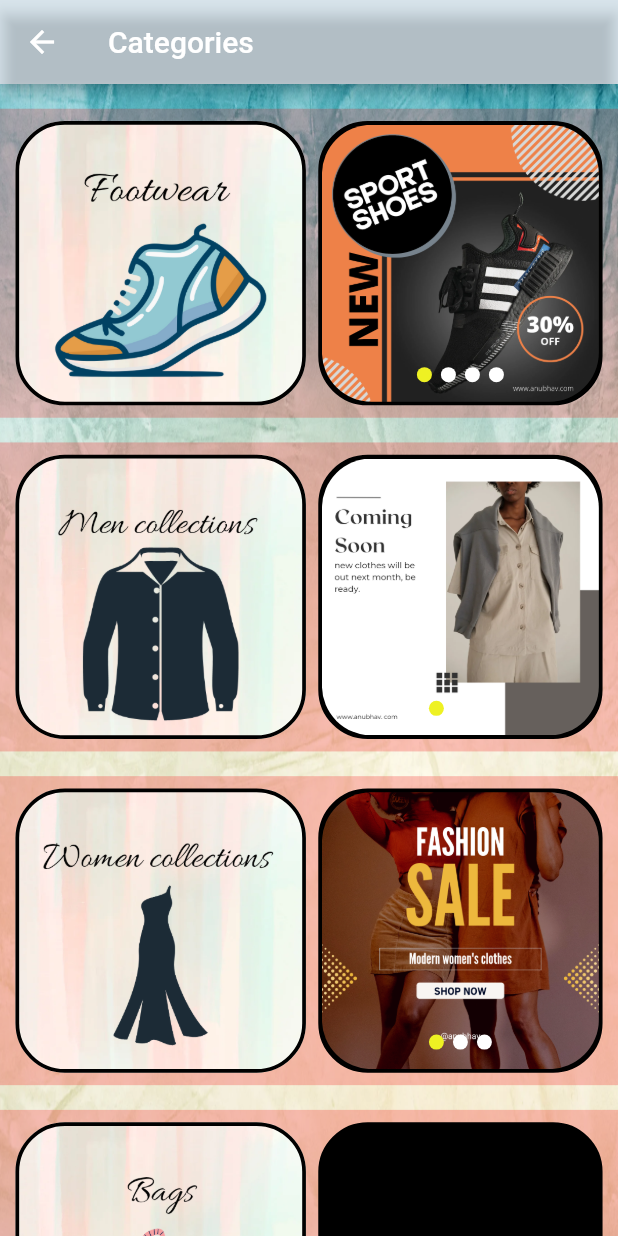
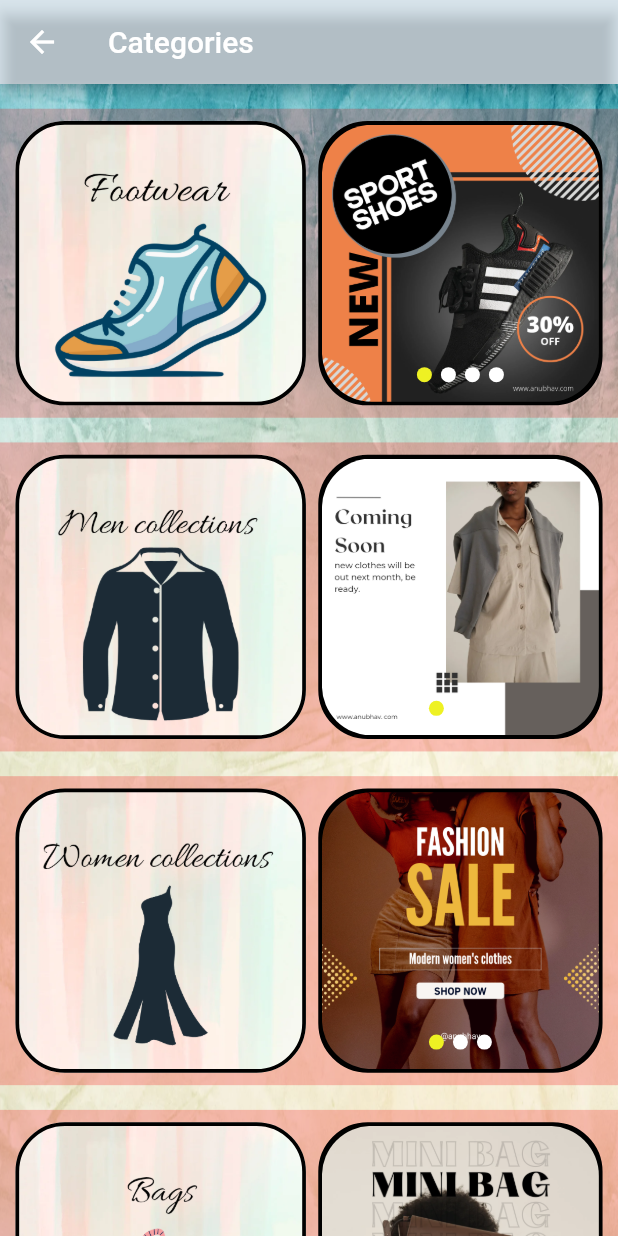
Before and after one commit to siddhishah109/Anubhav-Flutter, a Flutter app: the screen it shows after launch, in the side drawer, after a tap on "Categories", on a phone screen of 412 x 824 dp. Run offline on Flutter 3.47's test engine with Material 2 defaults, Android fonts, the phone set to English and light mode, and no system bars; drawn by our look-alikes of card_swiper; our stand-ins replace carousel_slider, google_fonts; missing offline and left inert: dart:ffi; network calls fail.

```diff
--- a/lib/Pages/categoriespage.dart
+++ b/lib/Pages/categoriespage.dart
@@ -21,11 +21,9 @@ class _CategoriesState extends State<Categories> {
     'img/s4.png',
   ];
   List<String> men = ['img/m1.png', 'img/m2.png', 'img/m3.png'];
-  List<String> women = [
-    'img/w1.png',
-    'img/w2.png',
-    'img/w3.png',
-  ];
+  List<String> acc = ['img/a1.png', 'img/a2.png', 'img/a3.png'];
+  List<String> women = ['img/w1.png', 'img/w2.png', 'img/w3.png'];
+  List<String> bag = ['img/b1.png', 'img/b2.png', 'img/b3.png'];
 
   @override
   Widget build(BuildContext context) {
@@ -64,7 +62,8 @@ class _CategoriesState extends State<Categories> {
                     height: h * 0.02,
                   ),
                   Container(
-                    padding: EdgeInsets.only(left: w * 0.025, right: w * 0.025),
+                      padding:
+                          EdgeInsets.only(left: w * 0.025, right: w * 0.025),
                       height: h * 0.25,
                       width: w,
                       color: Color.fromARGB(57, 240, 5, 5),
@@ -124,7 +123,8 @@ class _CategoriesState extends State<Categories> {
                     height: h * 0.02,
                   ),
                   Container(
-                    padding: EdgeInsets.only(left: w * 0.025, right: w * 0.025),
+                      padding:
+                          EdgeInsets.only(left: w * 0.025, right: w * 0.025),
                       height: h * 0.25,
                       width: w,
                       color: Color.fromARGB(70, 243, 36, 36),
@@ -184,7 +184,8 @@ class _CategoriesState extends State<Categories> {
                     height: h * 0.02,
                   ),
                   Container(
-                    padding: EdgeInsets.only(left: w * 0.025, right: w * 0.025),
+                      padding:
+                          EdgeInsets.only(left: w * 0.025, right: w * 0.025),
                       height: h * 0.25,
                       width: w,
                       color: Color.fromARGB(70, 243, 36, 36),
@@ -244,7 +245,8 @@ class _CategoriesState extends State<Categories> {
                     height: h * 0.02,
                   ),
                   Container(
-                    padding: EdgeInsets.only(left: w * 0.025, right: w * 0.025),
+                      padding:
+                          EdgeInsets.only(left: w * 0.025, right: w * 0.025),
                       height: h * 0.25,
                       width: w,
                       color: Color.fromARGB(70, 243, 36, 36),
@@ -271,16 +273,41 @@ class _CategoriesState extends State<Categories> {
                             decoration: BoxDecoration(
                               color: Colors.black,
                               borderRadius: BorderRadius.circular(h * 0.04),
-                          border:
-                              Border.all(width: h * 0.003, color: Colors.black),
+                              border: Border.all(
+                                  width: h * 0.003, color: Colors.black),
                             ),
+                            child: Swiper(
+                              itemCount: 3,
+                              itemBuilder: ((context, index) {
+                                final image = bag[index];
+                                return Container(
+                                  decoration: BoxDecoration(
+                                      borderRadius:
+                                          BorderRadius.circular(h * 0.04),
+                                      color: const Color.fromARGB(255, 8, 8, 6),
+                                      image: DecorationImage(
+                                        fit: BoxFit.cover,
+                                        image: AssetImage(
+                                          image,
                                         ),
+                                      )),
+                                );
+                              }),
+                              autoplay: true,
+                              pagination: const SwiperPagination(
+                                  alignment: Alignment.bottomCenter,
+                                  builder: DotSwiperPaginationBuilder(
+                                      color: Colors.white,
+                                      activeColor:
+                                          Color.fromARGB(255, 238, 241, 35))),
+                            )),
                       ])),
                   SizedBox(
                     height: h * 0.02,
                   ),
                   Container(
-                    padding: EdgeInsets.only(left: w * 0.025, right: w * 0.025),
+                      padding:
+                          EdgeInsets.only(left: w * 0.025, right: w * 0.025),
                       height: h * 0.25,
                       width: w,
                       color: Color.fromARGB(70, 243, 36, 36),
@@ -307,16 +334,41 @@ class _CategoriesState extends State<Categories> {
                             decoration: BoxDecoration(
                               color: Colors.black,
                               borderRadius: BorderRadius.circular(h * 0.04),
-                          border:
-                              Border.all(width: h * 0.003, color: Colors.black),
+                              border: Border.all(
+                                  width: h * 0.003, color: Colors.black),
                             ),
+                            child: Swiper(
+                              itemCount: 3,
+                              itemBuilder: ((context, index) {
+                                final image = women[index];
+                                return Container(
+                                  decoration: BoxDecoration(
+                                      borderRadius:
+                                          BorderRadius.circular(h * 0.04),
+                                      color: const Color.fromARGB(255, 8, 8, 6),
+                                      image: DecorationImage(
+                                        fit: BoxFit.cover,
+                                        image: AssetImage(
+                                          image,
                                         ),
+                                      )),
+                                );
+                              }),
+                              autoplay: true,
+                              pagination: const SwiperPagination(
+                                  alignment: Alignment.bottomCenter,
+                                  builder: DotSwiperPaginationBuilder(
+                                      color: Colors.white,
+                                      activeColor:
+                                          Color.fromARGB(255, 238, 241, 35))),
+                            )),
                       ])),
                   SizedBox(
                     height: h * 0.02,
                   ),
                   Container(
-                    padding: EdgeInsets.only(left: w * 0.025, right: w * 0.025),
+                      padding:
+                          EdgeInsets.only(left: w * 0.025, right: w * 0.025),
                       height: h * 0.25,
                       width: w,
                       color: Color.fromARGB(70, 243, 36, 36),
@@ -343,16 +395,39 @@ class _CategoriesState extends State<Categories> {
                             decoration: BoxDecoration(
                               color: Colors.black,
                               borderRadius: BorderRadius.circular(h * 0.04),
-                          border:
-                              Border.all(width: h * 0.003, color: Colors.black),
+                              border: Border.all(
+                                  width: h * 0.003, color: Colors.black),
                             ),
+                            child: Swiper(
+                              itemCount: 3,
+                              itemBuilder: ((context, index) {
+                                final image = acc[index];
+                                return Container(
+                                  decoration: BoxDecoration(
+                                      borderRadius:
+                                          BorderRadius.circular(h * 0.04),
+                                      color: const Color.fromARGB(255, 8, 8, 6),
+                                      image: DecorationImage(
+                                        fit: BoxFit.cover,
+                                        image: AssetImage(
+                                          image,
                                         ),
+                                      )),
+                                );
+                              }),
+                              autoplay: true,
+                              pagination: const SwiperPagination(
+                                  alignment: Alignment.bottomCenter,
+                                  builder: DotSwiperPaginationBuilder(
+                                      color: Colors.white,
+                                      activeColor:
+                                          Color.fromARGB(255, 238, 241, 35))),
+                            )),
                       ])),
                 ],
               ),
             ),
           ),
-      ),
-    );
+        ));
   }
 }
--- a/lib/Pages/homepage.dart
+++ b/lib/Pages/homepage.dart
@@ -114,24 +114,16 @@ class _HomePageState extends State<HomePage> {
                       width: w * 0.7,
                       child: ListView(
                         children: [
-                          // ignore: avoid_unnecessary_containers
                           Container(
-                              child: const Hero(
-                                  tag: 'person1',
-                                  child: CircleAvatar(
+                              child: const CircleAvatar(
                             radius: 80.5,
                             backgroundColor: Colors.black,
                             child: CircleAvatar(
                               radius: 80,
-                                      // backgroundColor: Colors.black,
-                                      // child: ImageIcon(
-                                      //   AssetImage('img/anubhavicon.png'),
-                                      //   size: 1000,
-                                      // )
                               backgroundImage:
                                   AssetImage('img/anubhavicon.png'),
                             ),
-                                  ))),
+                          )),
                           Container(
                             padding: EdgeInsets.only(top: h * 0.02),
                             child: const Text(
@@ -153,12 +145,9 @@ class _HomePageState extends State<HomePage> {
               ),
               ListTile(
                 contentPadding: EdgeInsets.only(left: w * 0.05),
-                leading: const Hero(
-                  tag: 'cat2',
-                  child: Icon(
+                leading: const Icon(
                   Icons.category_outlined,
                   size: 27,
-                  ),
                 ),
                 title: const Text(
                   "Categories",
@@ -174,12 +163,9 @@ class _HomePageState extends State<HomePage> {
               ),
               ListTile(
                 contentPadding: EdgeInsets.only(left: w * 0.05),
-                leading: const Hero(
-                  tag: 'shop3',
-                  child: Icon(
+                leading: const Icon(
                   Icons.shopping_bag_outlined,
                   size: 27,
-                  ),
                 ),
                 title: const Text(
                   "Orders",
@@ -191,12 +177,9 @@ class _HomePageState extends State<HomePage> {
               ),
               ListTile(
                 contentPadding: EdgeInsets.only(left: w * 0.05),
-                leading: const Hero(
-                  tag: 'order4',
-                  child: Icon(
+                leading: Icon(
                   Icons.account_balance_wallet_outlined,
                   size: 27,
-                  ),
                 ),
                 title: const Text(
                   "Wallet",
@@ -208,12 +191,9 @@ class _HomePageState extends State<HomePage> {
               ),
               ListTile(
                 contentPadding: EdgeInsets.only(left: w * 0.05),
-                leading: const Hero(
-                  tag: 'wallet5',
-                  child: Icon(
+                leading: const Icon(
                   Icons.local_offer_outlined,
                   size: 27,
-                  ),
                 ),
                 title: const Text(
                   "My Offers",
@@ -248,12 +228,9 @@ class _HomePageState extends State<HomePage> {
               ),
               ListTile(
                 contentPadding: EdgeInsets.only(left: w * 0.05),
-                leading: const Hero(
-                  tag: 'offer6',
-                  child: Icon(
+                leading: Icon(
                   Icons.contact_support_outlined,
                   size: 25,
-                  ),
                 ),
                 title: const Text(
                   "Contact Us",
@@ -265,12 +242,9 @@ class _HomePageState extends State<HomePage> {
               ),
               ListTile(
                 contentPadding: EdgeInsets.only(left: w * 0.05),
-                leading: const Hero(
-                  tag: 'logout7',
-                  child: Icon(
+                leading: Icon(
                   Icons.logout,
                   size: 25,
-                  ),
                 ),
                 title: const Text(
                   "LogOut",
@@ -341,8 +315,6 @@ class _HomePageState extends State<HomePage> {
                       ),
                     ),
                     Container(
-                      // decoration: BoxDecoration(
-                      //     border: Border.all(width: 5, color: Colors.black)),
                       padding: const EdgeInsets.all(6),
                       child: FloatingActionButton(
                         onPressed: (() {}),
@@ -399,7 +371,6 @@ class _HomePageState extends State<HomePage> {
                             ),
                           )),
                     );
-                    // return swiperwidgwd();
                   }),
                   autoplay: true,
                   pagination: const SwiperPagination(
@@ -439,55 +410,60 @@ class _HomePageState extends State<HomePage> {
           ],
         ),
       )),
-      bottomNavigationBar: Theme(
-        data: Theme.of(context).copyWith(
-            // canvasColor: Colors.amber,
-            // primaryColor: Colors.red,
-            ),
-        child: Container(
-          decoration: const BoxDecoration(
-            color: Color.fromARGB(78, 172, 206, 226),
-          ),
-          height: h * 0.07,
-          child: BottomAppBar(
-              child: Row(
-            children: [
-              IconButton(
-                onPressed: (() {}),
-                icon: const Icon(Icons.home),
-                iconSize: 30,
-              ),
-              const Spacer(),
-              IconButton(
-                onPressed: () {
-                  // Navigator.push(context,
-                  // MaterialPageRoute(builder: (context) => const Categories()));
-                },
-                icon: const Icon(Icons.category),
-                iconSize: 30,
-              ),
-              const Spacer(),
-              IconButton(
-                onPressed: (() {}),
-                icon: const Icon(Icons.person),
-                iconSize: 30,
-              ),
-              const Spacer(),
-              IconButton(
-                onPressed: (() {}),
-                icon: const Icon(Icons.account_balance_wallet_outlined),
-                iconSize: 30,
-              ),
-              const Spacer(),
-              IconButton(
-                onPressed: (() {}),
-                icon: const Icon(Icons.shopping_bag_outlined),
-                iconSize: 30,
-              ),
-            ],
-          )),
-        ),
-      ),
+      //   bottomNavigationBar: Theme(
+      //     data: Theme.of(context).copyWith(
+      //         // canvasColor: Colors.amber,
+      //         // primaryColor: Colors.red,
+      //         ),
+      //     child: Container(
+      //       decoration: const BoxDecoration(
+      //         color: Color.fromARGB(78, 172, 206, 226),
+      //       ),
+      //       height: h * 0.07,
+      //       child: BottomAppBar(
+      //           child: Row(
+      //         children: [
+      //           IconButton(
+      //             onPressed: (() {}),
+      //             icon: const Icon(Icons.home),
+      //             iconSize: 30,
+      //           ),
+      //           const Spacer(),
+      //           Hero(
+      //             tag: new Text('c2'),
+      //             child: IconButton(
+      //               onPressed: () {
+      //                 Navigator.push(
+      //                     context,
+      //                     MaterialPageRoute(
+      //                         builder: (context) => const Categories()));
+      //               },
+      //               icon: const Icon(Icons.category),
+      //               iconSize: 30,
+      //             ),
+      //           ),
+      //           const Spacer(),
+      //           IconButton(
+      //             onPressed: (() {}),
+      //             icon: const Icon(Icons.person),
+      //             iconSize: 30,
+      //           ),
+      //           const Spacer(),
+      //           IconButton(
+      //             onPressed: (() {}),
+      //             icon: const Icon(Icons.account_balance_wallet_outlined),
+      //             iconSize: 30,
+      //           ),
+      //           const Spacer(),
+      //           IconButton(
+      //             onPressed: (() {}),
+      //             icon: const Icon(Icons.shopping_bag_outlined),
+      //             iconSize: 30,
+      //           ),
+      //         ],
+      //       )),
+      //     ),
+      //   ),
     );
   }
 }
```
Lines whose indentation alone changed are shown as unchanged.
